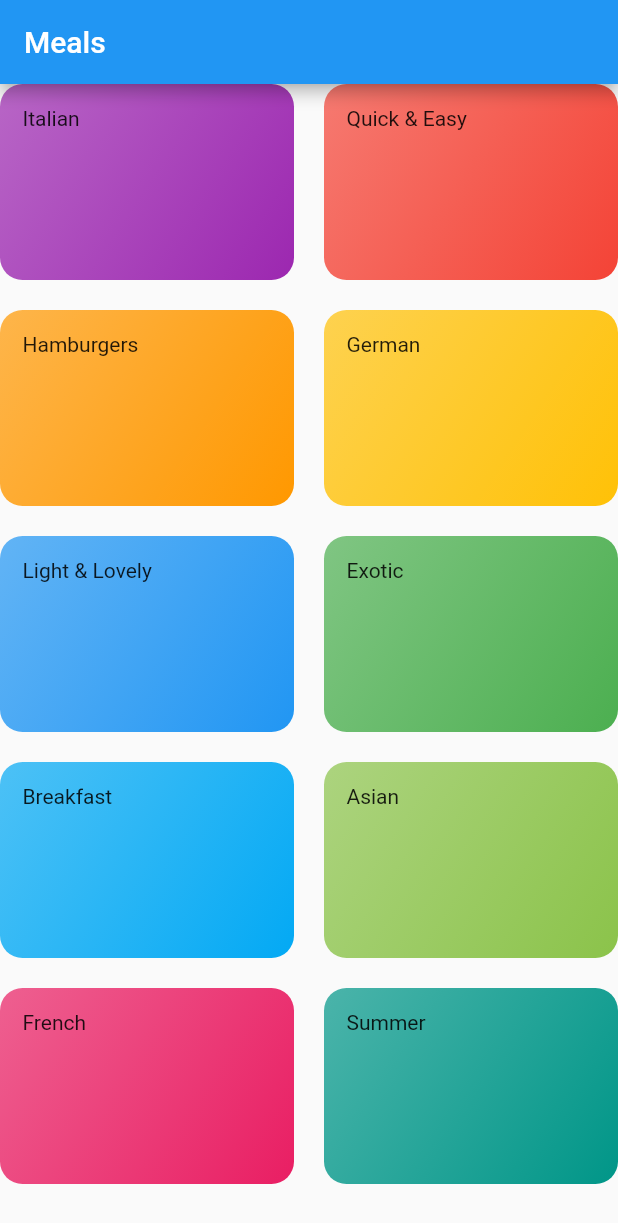
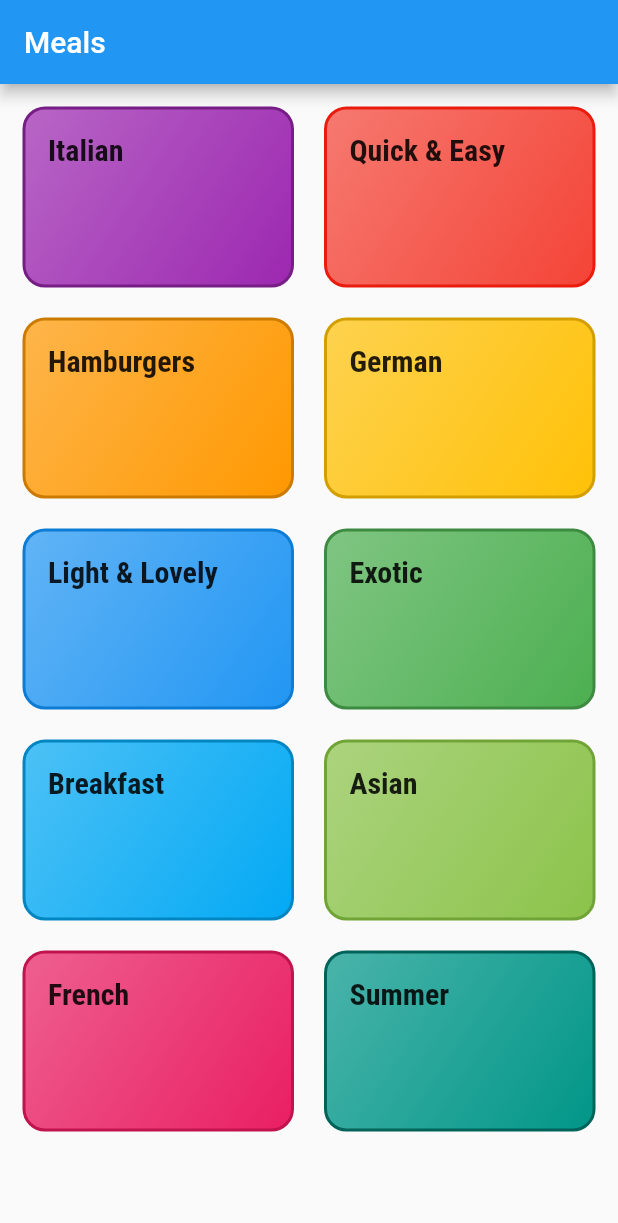
Before and after one commit to damjanh/meals, a Flutter app: the screen it shows after launch, on a phone screen of 412 x 824 dp. Shown: the top 1223 px of the screen. Run offline on Flutter 3.47's test engine with Material 2 defaults, Android fonts, the phone set to English and light mode, and no system bars.

Commit message:
Add fonts, implement basic theme and use styles.

```diff
--- a/lib/categories_screen.dart
+++ b/lib/categories_screen.dart
@@ -11,6 +11,7 @@ class CategoriesScreen extends StatelessWidget {
         title: const Text('Meals'),
       ),
       body: GridView(
+        padding: const EdgeInsets.all(15),
         gridDelegate: SliverGridDelegateWithMaxCrossAxisExtent(
           maxCrossAxisExtent: 200,
           childAspectRatio: 1.5,
--- a/lib/category_item.dart
+++ b/lib/category_item.dart
@@ -1,4 +1,6 @@
 import 'package:flutter/material.dart';
+
+import './utils.dart';
 
 class CategoryItem extends StatelessWidget {
   final String title;
@@ -10,7 +12,7 @@ class CategoryItem extends StatelessWidget {
   Widget build(BuildContext context) {
     return Container(
       padding: const EdgeInsets.all(15),
-      child: Text(title),
+      child: Text(title, style: Theme.of(context).textTheme.headline6,),
       decoration: BoxDecoration(
         gradient: LinearGradient(
           colors: [color.withOpacity(0.7), color],
@@ -18,6 +20,13 @@ class CategoryItem extends StatelessWidget {
           end: Alignment.bottomRight,
         ),
         borderRadius: BorderRadius.circular(15),
+        border: Border.all(
+          width: 2,
+          color: darken(
+            color,
+            0.1,
+          ),
+        ),
       ),
     );
   }
--- a/lib/main.dart
+++ b/lib/main.dart
@@ -10,8 +10,17 @@ class MyApp extends StatelessWidget {
     return MaterialApp(
       title: 'Meals',
       theme: ThemeData(
-        primarySwatch: Colors.blue,
-      ),
+          primarySwatch: Colors.blue,
+          accentColor: Colors.blueAccent,
+          canvasColor: Color.fromARGB(255, 250, 250, 250),
+          textTheme: ThemeData.light().textTheme.copyWith(
+              bodyText1: TextStyle(color: Color.fromRGBO(20, 51, 51, 1)),
+              bodyText2: TextStyle(color: Color.fromRGBO(20, 51, 51, 1)),
+              headline6: TextStyle(
+                fontSize: 20,
+                fontFamily: 'RobotoCondensed',
+                fontWeight: FontWeight.bold,
+              ))),
       home: CategoriesScreen(),
     );
   }
--- /dev/null
+++ b/lib/utils.dart
@@ -0,0 +1,19 @@
+import 'package:flutter/material.dart';
+
+Color darken(Color color, [double amount = .1]) {
+  assert(amount >= 0 && amount <= 1);
+
+  final hsl = HSLColor.fromColor(color);
+  final hslDark = hsl.withLightness((hsl.lightness - amount).clamp(0.0, 1.0));
+
+  return hslDark.toColor();
+}
+
+Color lighten(Color color, [double amount = .1]) {
+  assert(amount >= 0 && amount <= 1);
+
+  final hsl = HSLColor.fromColor(color);
+  final hslLight = hsl.withLightness((hsl.lightness + amount).clamp(0.0, 1.0));
+
+  return hslLight.toColor();
+}
```
Also changed, not shown: pubspec.yaml (+17 -23 lines), assets/fonts/Raleway-Black.ttf (added), assets/fonts/Raleway-Bold.ttf (added), assets/fonts/Raleway-Regular.ttf (added), assets/fonts/RobotoCondensed-Bold.ttf (added), assets/fonts/RobotoCondensed-Italic.ttf (added), assets/fonts/RobotoCondensed-Light.ttf (added), assets/fonts/RobotoCondensed-Regular.ttf (added).
